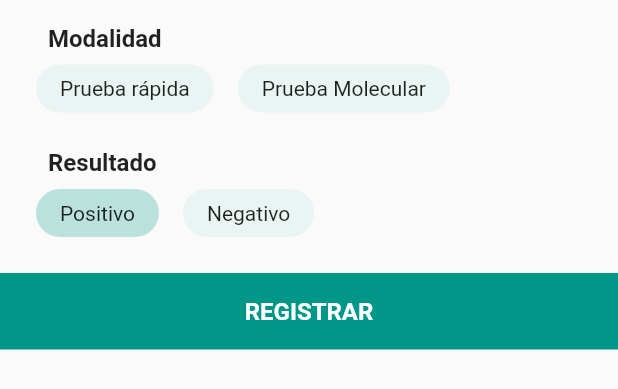
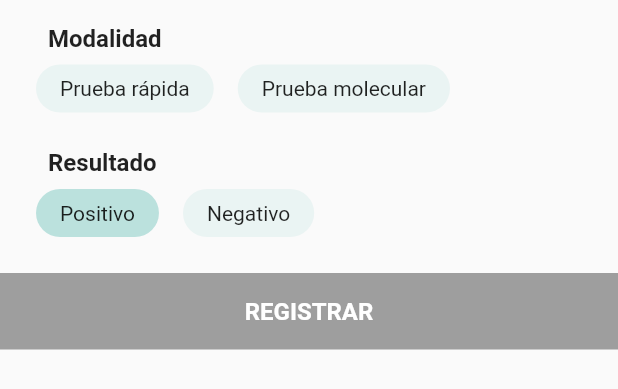
Before and after one commit to itmarck/qrtracing, a Flutter app: the FormBottomSheet widget shown alone on an empty page, opened directly, after a tap on "Positivo", on a phone screen of 412 x 824 dp. Shown: the top 389 px of the screen. Run offline on Flutter 3.47's test engine with Material 2 defaults, Android fonts, the phone set to English and light mode, and no system bars; our stand-ins replace cloud_firestore, device_info, firebase_messaging, shared_preferences; missing offline and left inert: qr_code_scanner; accounts and stored records are empty.

Commit message:
dev: Register test form ready for implementation

```diff
--- a/lib/src/provider/user.dart
+++ b/lib/src/provider/user.dart
@@ -4,8 +4,8 @@ import 'package:qrtracing/src/repository/user_repository.dart';
 class UserProvider with ChangeNotifier {
   final IUserRepository _repository = UserRepository();
 
-  void registerTest() async {
-    // await _repository.registerTest(mode, positive);
+  void registerTest(String mode, bool positive) async {
+    await _repository.registerTest(mode, positive);
   }
 
   void registerUser() async {
--- a/lib/src/repository/user_repository.dart
+++ b/lib/src/repository/user_repository.dart
@@ -17,7 +17,10 @@ class UserRepository implements IUserRepository {
   final LocalDataSource _dataSource = LocalDataSource();
 
   @override
-  Future<void> registerTest(String mode, bool positive) async {}
+  Future<void> registerTest(String mode, bool positive) async {
+    print('Modo: $mode');
+    print(positive ? 'Positivo' : 'Negativo');
+  }
 
   @override
   Future<void> registerUser() async {
--- a/lib/widgets/form_bottom_sheet.dart
+++ b/lib/widgets/form_bottom_sheet.dart
@@ -2,11 +2,31 @@ import 'package:flutter/material.dart';
 
 import 'select.dart';
 
-class FormBottomSheet extends StatelessWidget {
+class FormBottomSheet extends StatefulWidget {
   FormBottomSheet({this.onPressed});
 
-  final GestureTapCallback onPressed;
+  final void Function(String mode, bool positive) onPressed;
+
+  @override
+  _FormBottomSheetState createState() => _FormBottomSheetState();
+}
+
+class _FormBottomSheetState extends State<FormBottomSheet> {
   final String label = 'REGISTRAR';
+  final String testType1 = 'Prueba rápida';
+  final String testType2 = 'Prueba molecular';
+
+  String mode;
+  bool positive;
+
+  bool get isDisabled => mode == null || positive == null;
+
+  void onPressed() {
+    if (isDisabled) return;
+
+    widget.onPressed(mode, positive);
+    Navigator.pop(context);
+  }
 
   @override
   Widget build(BuildContext context) {
@@ -20,16 +40,18 @@ class FormBottomSheet extends StatelessWidget {
               children: <Widget>[
                 Select(
                   label: 'Modalidad',
-                  options: {
-                    1: 'Prueba rápida',
-                    2: 'Prueba Molecular',
+                  options: {0: testType1, 1: testType2},
+                  onSelect: (String value) {
+                    mode = value;
+                    setState(() {});
                   },
                 ),
                 Select(
                   label: 'Resultado',
-                  options: {
-                    1: 'Positivo',
-                    2: 'Negativo',
+                  options: {0: 'Positivo', 1: 'Negativo'},
+                  onSelect: (String value) {
+                    positive = value == 'Positivo';
+                    setState(() {});
                   },
                 ),
               ],
@@ -40,7 +62,7 @@ class FormBottomSheet extends StatelessWidget {
             onTap: onPressed,
             child: Container(
               padding: const EdgeInsets.all(16.0),
-              color: Theme.of(context).primaryColor,
+              color: isDisabled ? Colors.grey : Theme.of(context).primaryColor,
               child: Center(
                 child: Text(
                   label,
--- a/lib/widgets/select.dart
+++ b/lib/widgets/select.dart
@@ -4,20 +4,23 @@ class Select extends StatefulWidget {
   Select({
     @required this.label,
     @required this.options,
+    this.onSelect,
   });
 
   final String label;
   final Map<int, String> options;
+  final void Function(String value) onSelect;
 
   @override
   _SelectState createState() => _SelectState();
 }
 
 class _SelectState extends State<Select> {
-  int value;
+  String value;
 
-  void onTapButton(int key) {
-    value = key;
+  void onTapButton(String newValue) {
+    value = newValue;
+    widget.onSelect(newValue);
     setState(() {});
   }
 
@@ -37,13 +40,13 @@ class _SelectState extends State<Select> {
           children: widget.options.entries
               .map(
                 (entry) => GestureDetector(
-                  onTap: () => onTapButton(entry.key),
+                  onTap: () => onTapButton(entry.value),
                   child: Container(
                     margin: const EdgeInsets.all(8.0),
                     decoration: BoxDecoration(
                       color: Theme.of(context)
                           .primaryColor
-                          .withAlpha(value == entry.key ? 64 : 16),
+                          .withAlpha(value == entry.value ? 64 : 16),
                       borderRadius: BorderRadius.circular(16.0),
                     ),
                     padding: const EdgeInsets.symmetric(
```
Also changed, not shown: lib/widgets/register_test.dart (+12 -2 lines).
